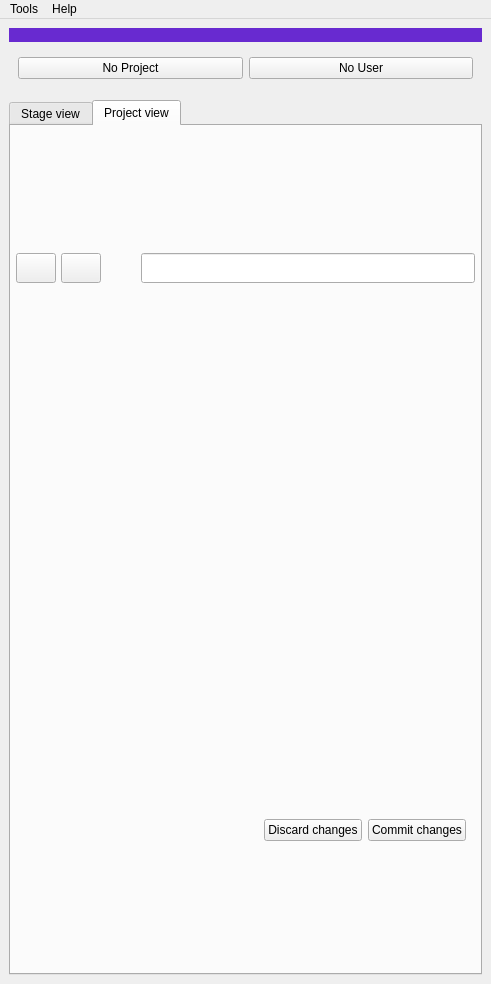
liorbenhorin/pipeline, file ui/pipeline_main_UI.ui: the form before one commit.
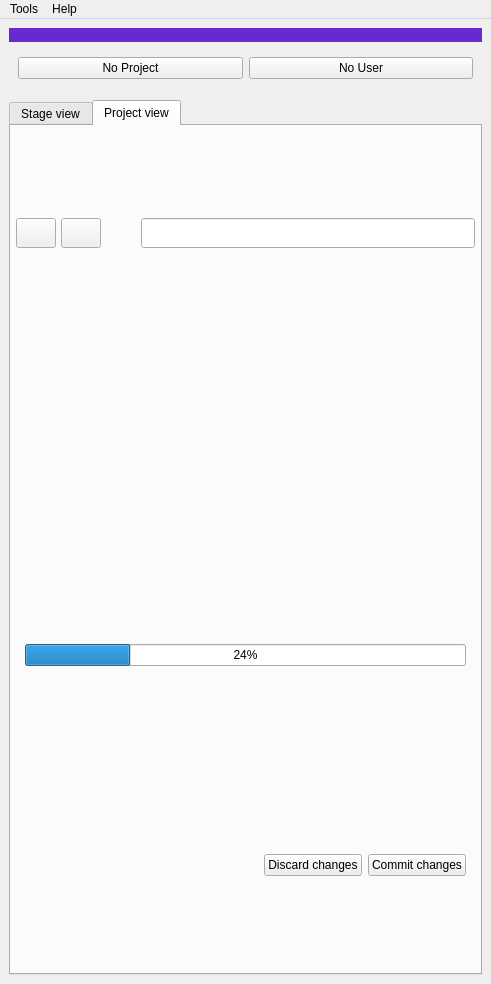
The form after the commit. The open tabs and pages were chosen to show the change.

```diff
--- a/ui/pipeline_main_UI.ui
+++ b/ui/pipeline_main_UI.ui
@@ -484,6 +484,19 @@
           <layout class="QHBoxLayout" name="verticalLayout_18"/>
          </widget>
         </item>
+        <item>
+         <widget class="QWidget" name="treeProgress_widget" native="true">
+          <layout class="QHBoxLayout" name="horizontalLayout_3">
+           <item>
+            <widget class="QProgressBar" name="tree_progressBar">
+             <property name="value">
+              <number>24</number>
+             </property>
+            </widget>
+           </item>
+          </layout>
+         </widget>
+        </item>
         <item>
          <widget class="QWidget" name="tree_changed_opts_widget" native="true">
           <layout class="QHBoxLayout" name="horizontalLayout_2">
```
Left out of the diff: 3 changed lines with no effect on the pictures.
